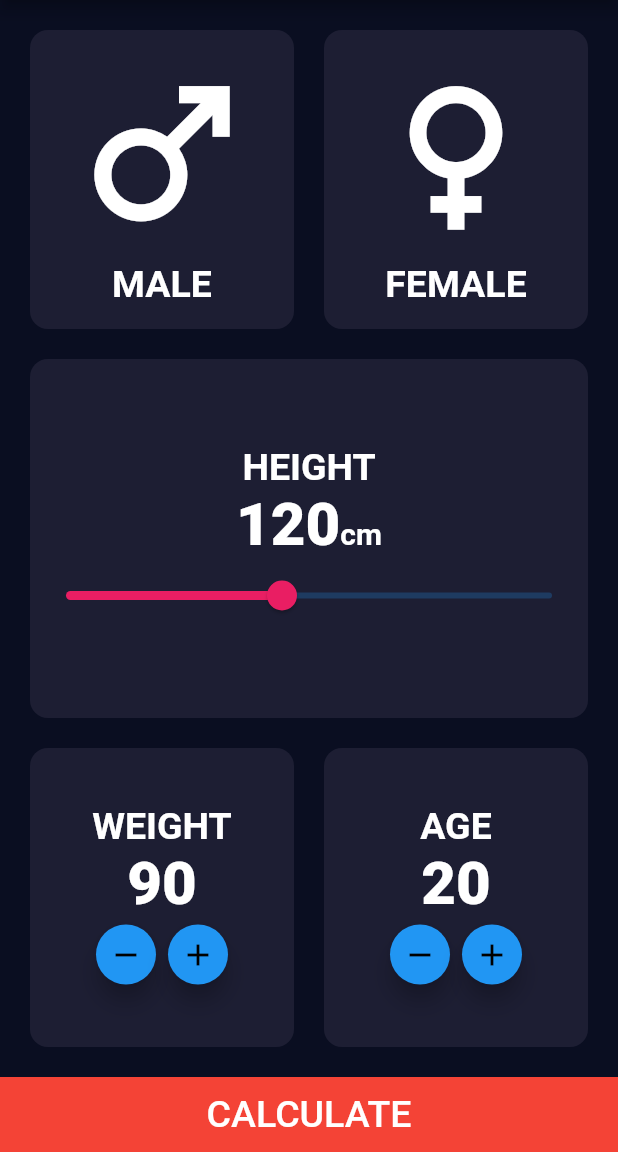
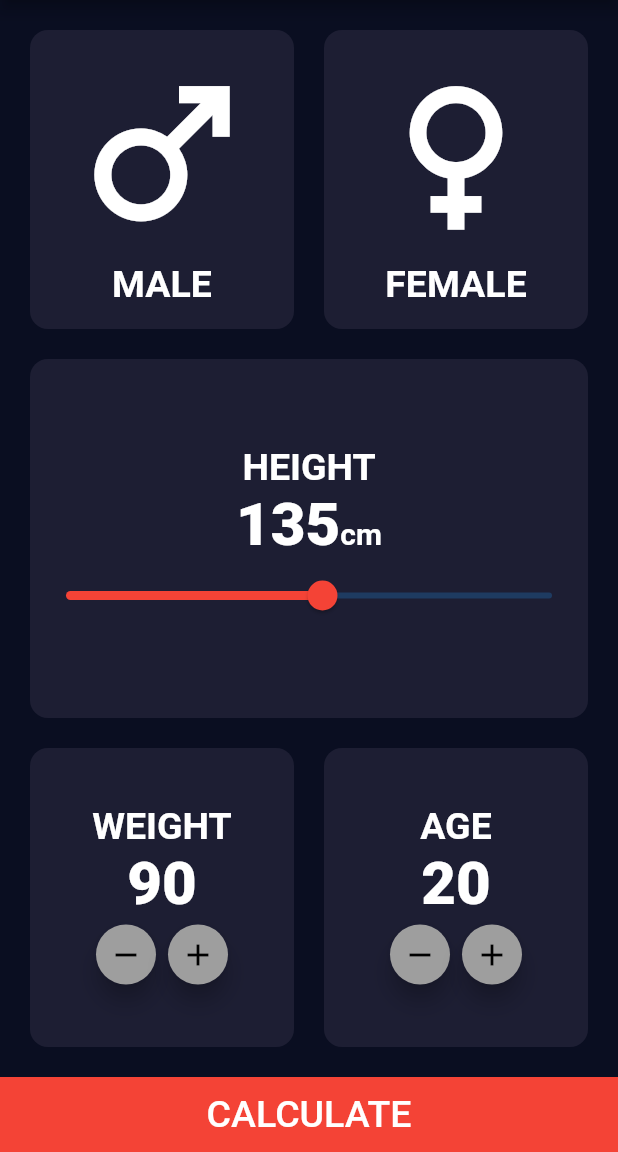
Before and after one commit to mido-ahmed/BMI-Calculator-App, a Flutter app: the BMIHomeScreen screen opened directly, on a phone screen of 412 x 824 dp, the part 84-1236 px from its top. Run offline on Flutter 3.47's test engine with Material 2 defaults, Android fonts, the light colour scheme and no system bars; our stand-ins replace intl_phone_number_input.

Commit message:
initial commit

```diff
--- a/lib/modules/bmi/bmi_home_screen.dart
+++ b/lib/modules/bmi/bmi_home_screen.dart
@@ -13,7 +13,7 @@ class BMIHomeScreen extends StatefulWidget {
 class _BMIHomeScreenState extends State<BMIHomeScreen> {
   bool isMale = true;
   String? gender;
-  double height = 120;
+  double height = 135;
   dynamic weight = 90;
   int age = 20;
   String? statue;
@@ -156,7 +156,7 @@ class _BMIHomeScreenState extends State<BMIHomeScreen> {
                     ],
                   ),
                   Slider(
-                    activeColor: Colors.pink,
+                    activeColor: Colors.red,
                     value: height,
                     min: 40.0,
                     max: 220.0,
@@ -209,8 +209,7 @@ class _BMIHomeScreenState extends State<BMIHomeScreen> {
                                 });
                               },
                               heroTag: 'weight-',
-                              backgroundColor:
-                                  isMale ? Colors.blue : Colors.purple,
+                              backgroundColor: Colors.grey,
                               child: Icon(
                                 Icons.remove,
                               ),
@@ -223,8 +222,7 @@ class _BMIHomeScreenState extends State<BMIHomeScreen> {
                                 });
                               },
                               heroTag: 'weight+',
-                              backgroundColor:
-                                  isMale ? Colors.blue : Colors.purple,
+                              backgroundColor: Colors.grey,
                               child: Icon(Icons.add),
                               mini: true,
                             ),
@@ -269,8 +267,7 @@ class _BMIHomeScreenState extends State<BMIHomeScreen> {
                                   age--;
                                 });
                               },
-                              backgroundColor:
-                                  isMale ? Colors.blue : Colors.purple,
+                              backgroundColor: Colors.grey,
                               child: Icon(
                                 Icons.remove,
                               ),
@@ -283,8 +280,7 @@ class _BMIHomeScreenState extends State<BMIHomeScreen> {
                                   age++;
                                 });
                               },
-                              backgroundColor:
-                                  isMale ? Colors.blue : Colors.purple,
+                              backgroundColor: Colors.grey,
                               child: Icon(Icons.add),
                               heroTag: 'age+',
                               mini: true,
@@ -330,7 +326,7 @@ class _BMIHomeScreenState extends State<BMIHomeScreen> {
               },
               child: Text(
                 "CALCULATE",
-                style: TextStyle(color: Colors.white , fontSize: 25),
+                style: TextStyle(color: Colors.white, fontSize: 25),
               ),
             ),
           ),
```
